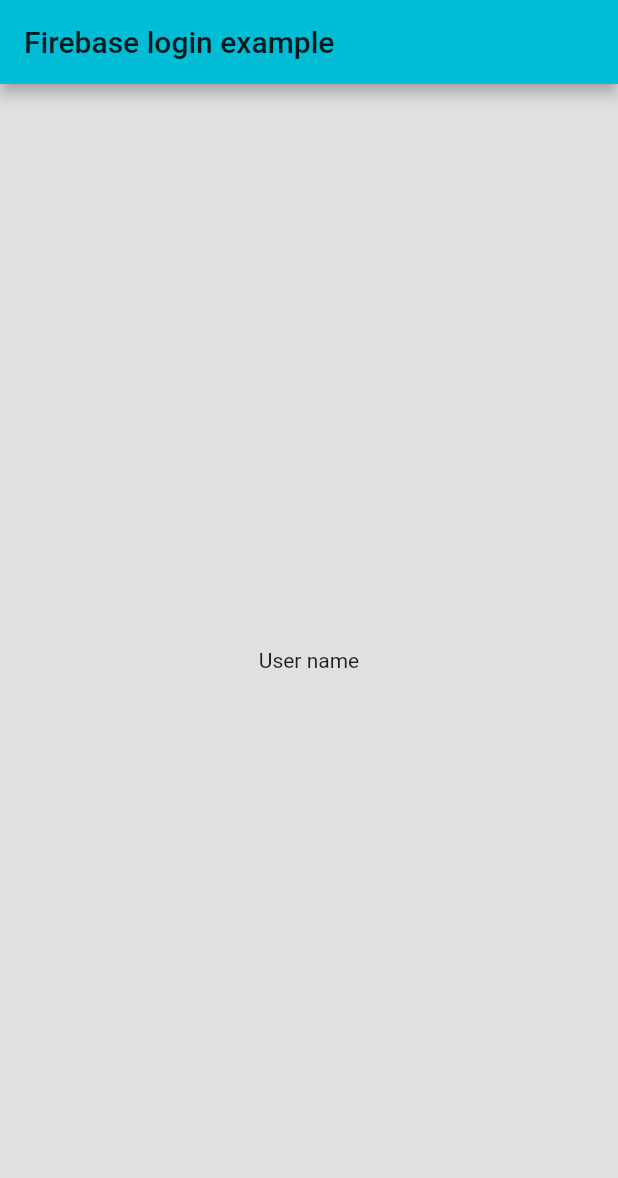
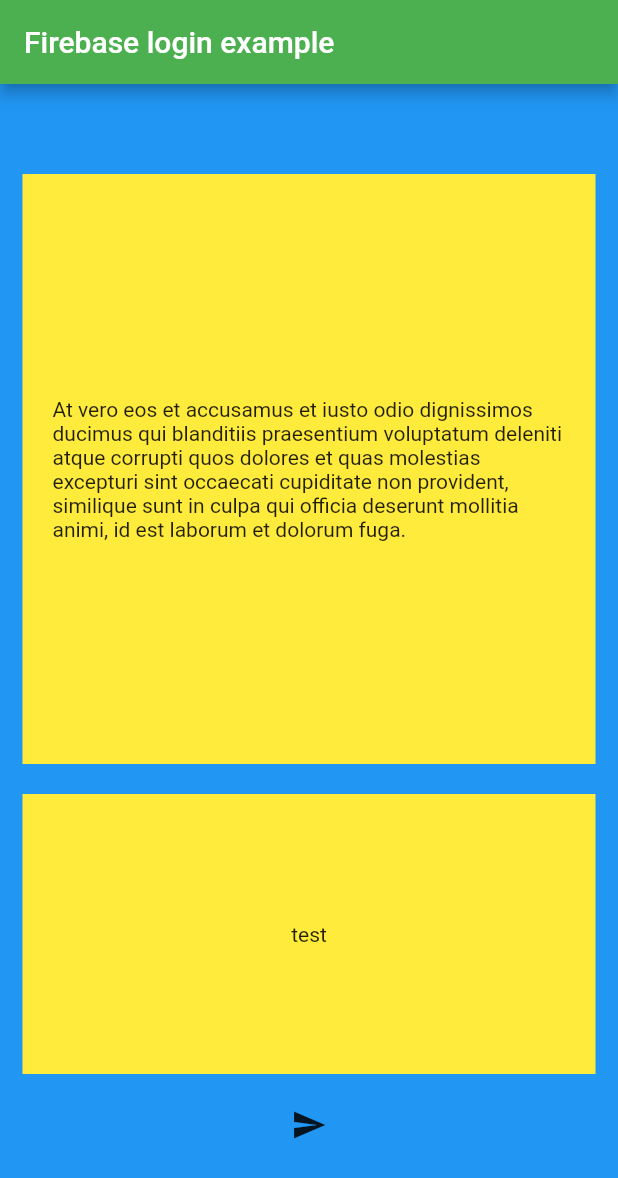
Before and after one commit to ctalladen78/james-childrens-book, a Flutter app: the screen it shows after launch, on a phone screen of 412 x 824 dp. Shown: the top 1178 px of the screen. Run offline on Flutter 3.47's test engine with Material 2 defaults, Android fonts, the phone set to English and light mode, and no system bars.

Commit message:
DONE 1. added layout and button TODO 1. implement navigation with parameters

```diff
--- a/lib/app.dart
+++ b/lib/app.dart
@@ -10,7 +10,7 @@ class AppRootWidget extends StatefulWidget {
 
 class AppRootWidgetState extends State<AppRootWidget> {
   ThemeData get _themeData => new ThemeData(
-    primaryColor: Colors.cyan,
+    primaryColor: Colors.green,
     accentColor: Colors.indigo,
     scaffoldBackgroundColor: Colors.grey[300],
   );
--- a/lib/screens/home_screen.dart
+++ b/lib/screens/home_screen.dart
@@ -1,4 +1,5 @@
 
+import 'dart:async';
 import 'package:flutter/material.dart';
 
 class HomeScreen extends StatefulWidget {
@@ -14,10 +15,50 @@ class HomeScreenState extends State<HomeScreen> {
       appBar: new AppBar(
         title: new Text('Firebase login example'),
       ),
-      body: new Center(
-        // child: new Text(appState.user.displayName),
-        child: new Text('User name')
+      body: new Container(
+        // height: 56.0,
+        padding: const EdgeInsets.symmetric(horizontal: 5.0, vertical: 50.0),
+        decoration: new BoxDecoration(color: Colors.blue[500]),
+        child: new Column(
+          children: <Widget>[
+            new Expanded(
+              flex: 4,
+              child: new Container(
+                margin: const EdgeInsets.all(10.0),
+                padding: const EdgeInsets.all(20.0),
+                color: Colors.yellow,
+                child: new Center(child: new Text("At vero eos et accusamus et iusto odio dignissimos ducimus qui blanditiis praesentium voluptatum deleniti atque corrupti quos dolores et quas molestias excepturi sint occaecati cupiditate non provident, similique sunt in culpa qui officia deserunt mollitia animi, id est laborum et dolorum fuga. "))
+              ),
+            ),
+                new Expanded(
+                  flex: 2,
+                  child: new Container(
+                    margin: const EdgeInsets.all(10.0),
+                    padding: const EdgeInsets.all(20.0),
+                    color: Colors.yellow,
+                    child: new Center(child: new Text("test"))
+                  ),
+                ),
+                // https://www.raywenderlich.com/110-flutter-navigation-tutorial
+                new IconButton(
+                  icon: new Icon(Icons.send),
+                  onPressed: (){ Navigator.pop(context);},
+                )
+          ],
+        ),
       ),
     );
   }
 }
+
+// TODO how does context work when passing state into new pages
+// TODO page routing
+  /*
+Future _goToNextPage() async {
+  Navigator.of(context).push(new MaterialPageRoute<dynamic>(
+    builder: (BuildContext context) {
+      return new SecondPage();
+    },
+  ));
+}
+  */
```
Also changed, not shown: 2 other files.
